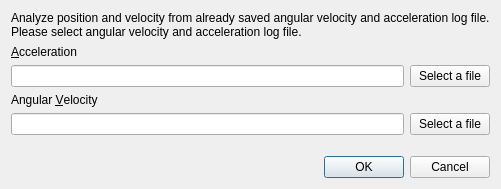
Old version of the form analyzefiledialog.ui in the repository futr/sensorreader.
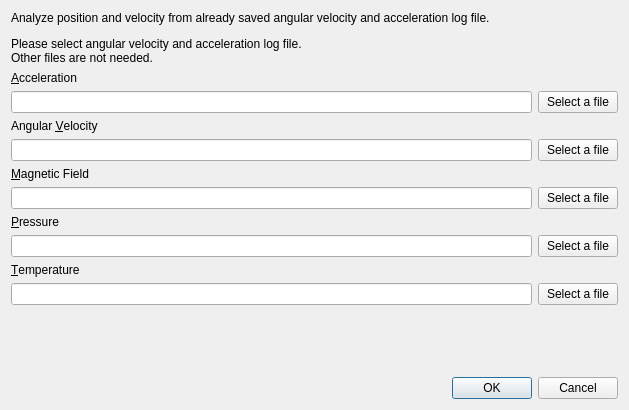
New version of the form.

What changed in the file:
```diff
--- a/analyzefiledialog.ui
+++ b/analyzefiledialog.ui
@@ -6,23 +6,27 @@
    <rect>
     <x>0</x>
     <y>0</y>
-    <width>484</width>
-    <height>189</height>
+    <width>629</width>
+    <height>410</height>
    </rect>
   </property>
   <property name="windowTitle">
    <string>Analyze file</string>
   </property>
-  <layout class="QVBoxLayout" name="verticalLayout_2">
-   <item>
-    <widget class="QLabel" name="label">
-     <property name="text">
-      <string>&lt;html&gt;&lt;head/&gt;&lt;body&gt;&lt;p&gt;Analyze position and velocity from already saved angular velocity and acceleration log file.&lt;br/&gt;Please select angular velocity and acceleration log file.&lt;/p&gt;&lt;/body&gt;&lt;/html&gt;</string>
-     </property>
-    </widget>
-   </item>
-   <item>
     <layout class="QVBoxLayout" name="verticalLayout">
+   <item>
+    <widget class="QLabel" name="label">
+     <property name="frameShadow">
+      <enum>QFrame::Sunken</enum>
+     </property>
+     <property name="text">
+      <string>&lt;html&gt;&lt;head/&gt;&lt;body&gt;&lt;p&gt;Analyze position and velocity from already saved angular velocity and acceleration log file.&lt;/p&gt;&lt;p&gt;Please select angular velocity and acceleration log file.&lt;br/&gt;Other files are not needed.&lt;/p&gt;&lt;/body&gt;&lt;/html&gt;</string>
+     </property>
+     <property name="wordWrap">
+      <bool>false</bool>
+     </property>
+    </widget>
+   </item>
      <item>
       <widget class="QLabel" name="label_2">
        <property name="text">
@@ -71,6 +75,78 @@
        </item>
       </layout>
      </item>
+   <item>
+    <widget class="QLabel" name="label_4">
+     <property name="text">
+      <string>&amp;Magnetic Field</string>
+     </property>
+     <property name="buddy">
+      <cstring>magButton</cstring>
+     </property>
+    </widget>
+   </item>
+   <item>
+    <layout class="QHBoxLayout" name="horizontalLayout_4">
+     <item>
+      <widget class="QLineEdit" name="magFileEdit"/>
+     </item>
+     <item>
+      <widget class="QPushButton" name="magButton">
+       <property name="text">
+        <string>Select a file</string>
+       </property>
+      </widget>
+     </item>
+    </layout>
+   </item>
+   <item>
+    <widget class="QLabel" name="label_5">
+     <property name="text">
+      <string>&amp;Pressure</string>
+     </property>
+     <property name="buddy">
+      <cstring>pressureButton</cstring>
+     </property>
+    </widget>
+   </item>
+   <item>
+    <layout class="QHBoxLayout" name="horizontalLayout_3">
+     <item>
+      <widget class="QLineEdit" name="pressureFileEdit"/>
+     </item>
+     <item>
+      <widget class="QPushButton" name="pressureButton">
+       <property name="text">
+        <string>Select a file</string>
+       </property>
+      </widget>
+     </item>
+    </layout>
+   </item>
+   <item>
+    <widget class="QLabel" name="label_6">
+     <property name="text">
+      <string>&amp;Temperature</string>
+     </property>
+     <property name="buddy">
+      <cstring>tempButton</cstring>
+     </property>
+    </widget>
+   </item>
+   <item>
+    <layout class="QHBoxLayout" name="horizontalLayout_5">
+     <item>
+      <widget class="QLineEdit" name="tempFileEdit"/>
+     </item>
+     <item>
+      <widget class="QPushButton" name="tempButton">
+       <property name="text">
+        <string>Select a file</string>
+       </property>
+      </widget>
+     </item>
+    </layout>
+   </item>
      <item>
       <spacer name="verticalSpacer">
        <property name="orientation">
@@ -79,13 +155,11 @@
        <property name="sizeHint" stdset="0">
         <size>
          <width>20</width>
-         <height>40</height>
+       <height>1</height>
         </size>
        </property>
       </spacer>
      </item>
-    </layout>
-   </item>
    <item>
     <widget class="QDialogButtonBox" name="buttonBox">
      <property name="orientation">
```
Left out of the diff: 8 changed lines with no effect on the pictures. Lines whose indentation alone changed are shown as unchanged.
